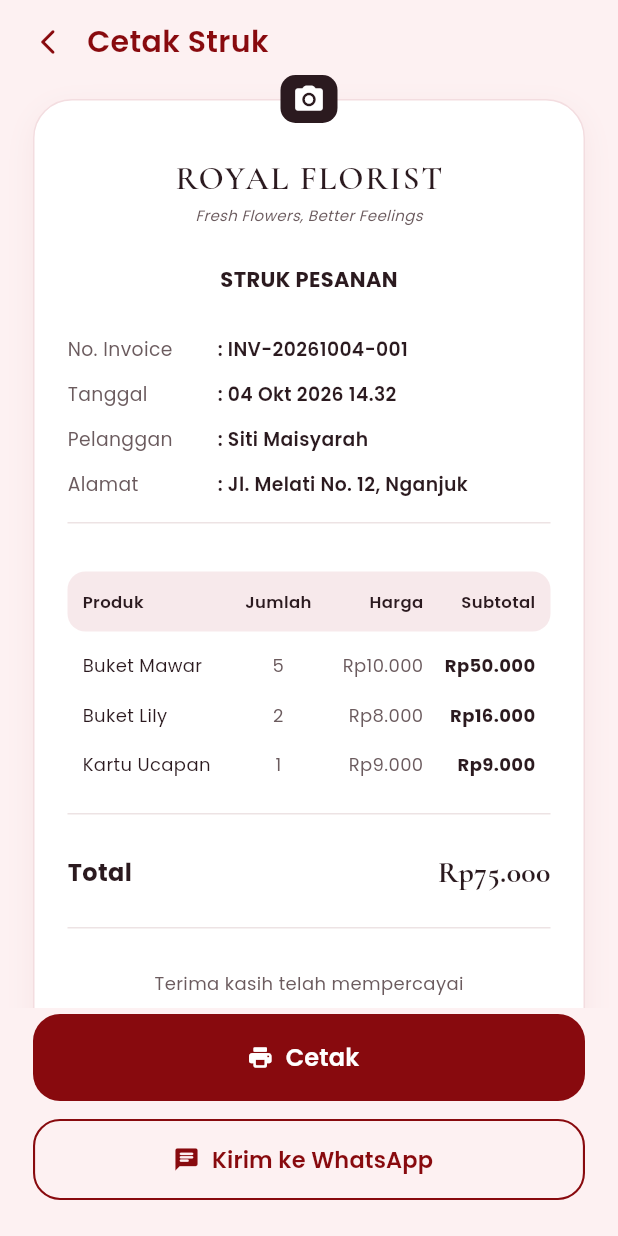
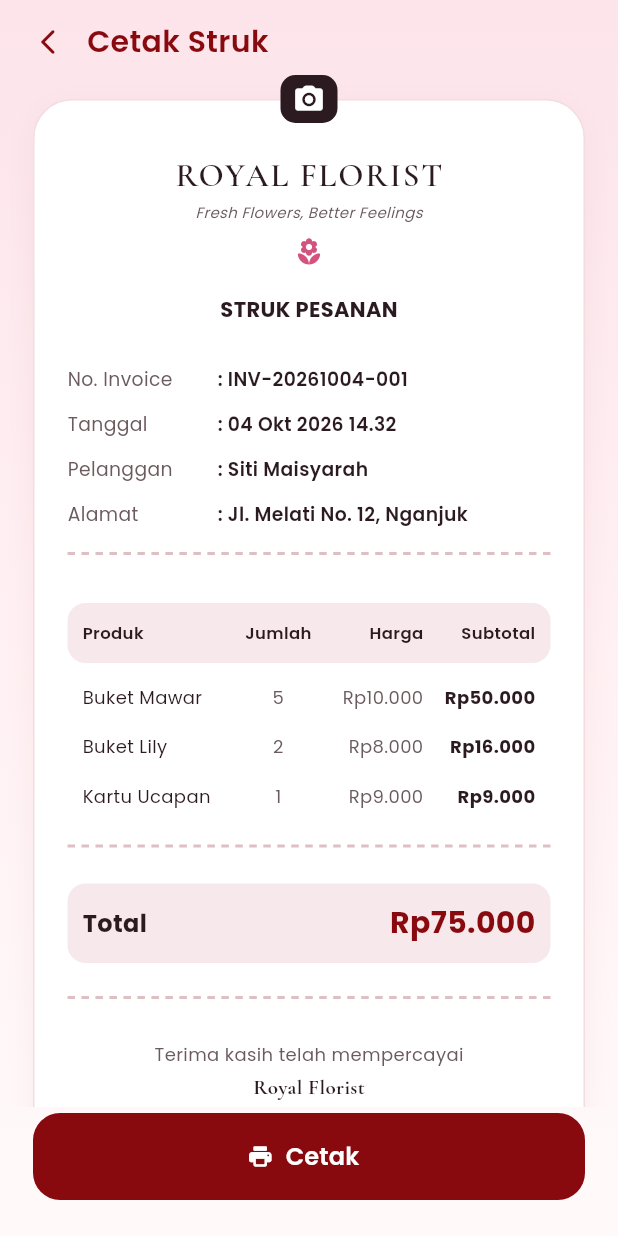
Before and after one commit to ramocta/royal_florist_mobile, a Flutter app: the StrukPage screen opened directly, on a phone screen of 412 x 824 dp. Run offline on Flutter 3.47's test engine with Material 3 defaults, Android fonts, the phone set to English and light mode, and no system bars; our stand-ins replace dio, google_fonts, image_picker, pdf, printing, shared_preferences; accounts and stored records are empty.

Commit message:
Menghapus kirim WhatsApp dari struk

```diff
--- a/lib/pages/pesanan/struk_page.dart
+++ b/lib/pages/pesanan/struk_page.dart
@@ -14,10 +14,22 @@ class StrukPage extends StatelessWidget {
   const StrukPage({super.key, this.struk = StrukModel.contoh});
 
   @override
-  Widget build(BuildContext context) {
-    return Scaffold(
-      backgroundColor: StrukStyle.bg,
-      body: SafeArea(
+Widget build(BuildContext context) {
+  return Scaffold(
+    backgroundColor: StrukStyle.bg,
+    body: Container(
+      decoration: const BoxDecoration(
+        gradient: LinearGradient(
+          begin: Alignment.topCenter,
+          end: Alignment.bottomCenter,
+          colors: [
+            Color(0xFFFCE4EA),
+            Color(0xFFFFF0F3),
+            Color(0xFFFFFAFA),
+          ],
+        ),
+      ),
+      child: SafeArea(
         child: Column(
           children: [
             const StrukAppBar(),
@@ -29,13 +41,13 @@ class StrukPage extends StatelessWidget {
             ),
             StrukButtons(
               onCetak: () => _cetak(context),
-              onKirimWa: () => _kirimWa(context),
             ),
           ],
         ),
       ),
-    );
-  }
+    ),
+  );
+}
 
   // =================================================================
   // AKSI
@@ -54,13 +66,4 @@ class StrukPage extends StatelessWidget {
       _snack(context, 'Gagal mencetak: $e');
     }
   }
-
-  Future<void> _kirimWa(BuildContext context) async {
-    try {
-      final ok = await StrukService.kirimWhatsApp(struk);
-      if (!ok) _snack(context, 'WhatsApp tidak bisa dibuka');
-    } catch (e) {
-      _snack(context, 'Gagal membuka WhatsApp: $e');
-    }
-  }
 }
--- a/lib/widgets/struk/struk_buttons.dart
+++ b/lib/widgets/struk/struk_buttons.dart
@@ -3,26 +3,20 @@ import 'package:google_fonts/google_fonts.dart';
 
 import 'struk_style.dart';
 
-/// Tombol aksi di bawah struk: Cetak dan Kirim ke WhatsApp.
+/// Tombol aksi di bawah struk: Cetak.
 class StrukButtons extends StatelessWidget {
   const StrukButtons({
     super.key,
     required this.onCetak,
-    required this.onKirimWa,
   });
 
   final VoidCallback onCetak;
-  final VoidCallback onKirimWa;
 
   @override
   Widget build(BuildContext context) {
     return Padding(
       padding: const EdgeInsets.fromLTRB(22, 4, 22, 24),
-      child: Column(
-        mainAxisSize: MainAxisSize.min,
-        children: [
-          // Tombol Cetak (sesuai desain)
-          SizedBox(
+      child: SizedBox(
         width: double.infinity,
         height: 58,
         child: ElevatedButton.icon(
@@ -45,32 +39,6 @@ class StrukButtons extends StatelessWidget {
           ),
         ),
       ),
-          const SizedBox(height: 12),
-          // Tombol Kirim WhatsApp
-          SizedBox(
-            width: double.infinity,
-            height: 54,
-            child: OutlinedButton.icon(
-              onPressed: onKirimWa,
-              icon: const Icon(Icons.chat_rounded),
-              label: Text(
-                'Kirim ke WhatsApp',
-                style: GoogleFonts.poppins(
-                  fontSize: 15,
-                  fontWeight: FontWeight.w600,
-                ),
-              ),
-              style: OutlinedButton.styleFrom(
-                foregroundColor: StrukStyle.maroon,
-                side: const BorderSide(color: StrukStyle.maroon, width: 1.4),
-                shape: RoundedRectangleBorder(
-                  borderRadius: BorderRadius.circular(18),
-                ),
-              ),
-            ),
-          ),
-        ],
-      ),
     );
   }
 }
--- a/lib/widgets/struk/struk_receipt_card.dart
+++ b/lib/widgets/struk/struk_receipt_card.dart
@@ -25,7 +25,7 @@ class StrukReceiptCard extends StatelessWidget {
       children: [
         Container(
           width: double.infinity,
-          padding: const EdgeInsets.fromLTRB(22, 36, 22, 28),
+          padding: const EdgeInsets.fromLTRB(22, 34, 22, 28),
           decoration: BoxDecoration(
             color: Colors.white,
             borderRadius: BorderRadius.circular(26),
@@ -42,7 +42,15 @@ class StrukReceiptCard extends StatelessWidget {
             crossAxisAlignment: CrossAxisAlignment.stretch,
             children: [
               const StrukBrand(),
-              const SizedBox(height: 26),
+              const SizedBox(height: 10),
+              const Center(
+                child: Icon(
+                  Icons.local_florist_rounded,
+                  color: Color(0xFFD4537E),
+                  size: 20,
+                ),
+              ),
+              const SizedBox(height: 18),
               Center(
                 child: Text(
                   'STRUK PESANAN',
@@ -59,13 +67,19 @@ class StrukReceiptCard extends StatelessWidget {
               StrukInfoRow(label: 'Pelanggan', value: struk.pelanggan),
               StrukInfoRow(label: 'Alamat', value: struk.alamat),
               const SizedBox(height: 10),
-              const Divider(color: StrukStyle.line, height: 1),
+              const _GarisPutus(),
               const SizedBox(height: 32),
               StrukTable(struk: struk),
               const SizedBox(height: 16),
-              const Divider(color: StrukStyle.line, height: 1),
+              const _GarisPutus(),
               const SizedBox(height: 24),
-              Row(
+              Container(
+  padding: const EdgeInsets.symmetric(horizontal: 10, vertical: 12),
+  decoration: BoxDecoration(
+    color: StrukStyle.tableHeader,
+    borderRadius: BorderRadius.circular(12),
+  ),
+  child: Row(
     mainAxisAlignment: MainAxisAlignment.spaceBetween,
     children: [
       Text(
@@ -78,16 +92,17 @@ class StrukReceiptCard extends StatelessWidget {
       ),
       Text(
         _rp(struk.total),
-                    style: GoogleFonts.cormorantGaramond(
+        style: GoogleFonts.poppins(
           fontSize: 20,
           fontWeight: FontWeight.w700,
-                      color: StrukStyle.dark,
+          color: StrukStyle.maroon,
         ),
       ),
     ],
   ),
+),
               const SizedBox(height: 22),
-              const Divider(color: StrukStyle.line, height: 1),
+              const _GarisPutus(),
               const SizedBox(height: 28),
               const StrukFooter(),
             ],
@@ -113,3 +128,28 @@ class StrukReceiptCard extends StatelessWidget {
     );
   }
 }
+class _GarisPutus extends StatelessWidget {
+  const _GarisPutus();
+
+  @override
+  Widget build(BuildContext context) {
+    return LayoutBuilder(
+      builder: (context, c) {
+        const lebar = 5.0;
+        const jarak = 4.0;
+        final jumlah = (c.maxWidth / (lebar + jarak)).floor();
+        return Row(
+          mainAxisAlignment: MainAxisAlignment.spaceBetween,
+          children: List.generate(
+            jumlah,
+            (_) => Container(
+              width: lebar,
+              height: 2,
+              color: const Color(0xFFDDBFC4),
+            ),
+          ),
+        );
+      },
+    );
+  }
+}
```
Also changed, not shown: lib/services/struk_service.dart (+64 -66 lines). Lines whose indentation alone changed are shown as unchanged.
